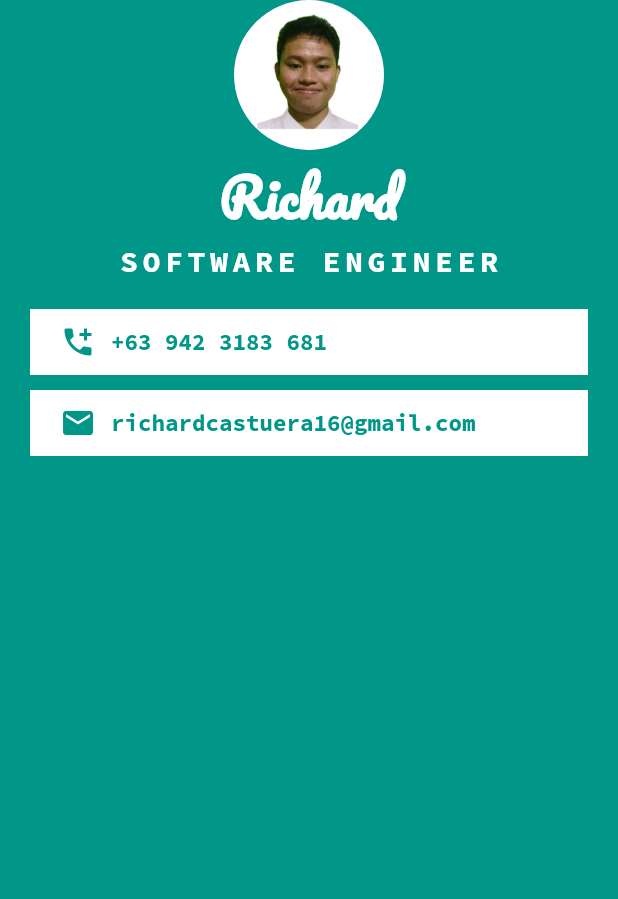
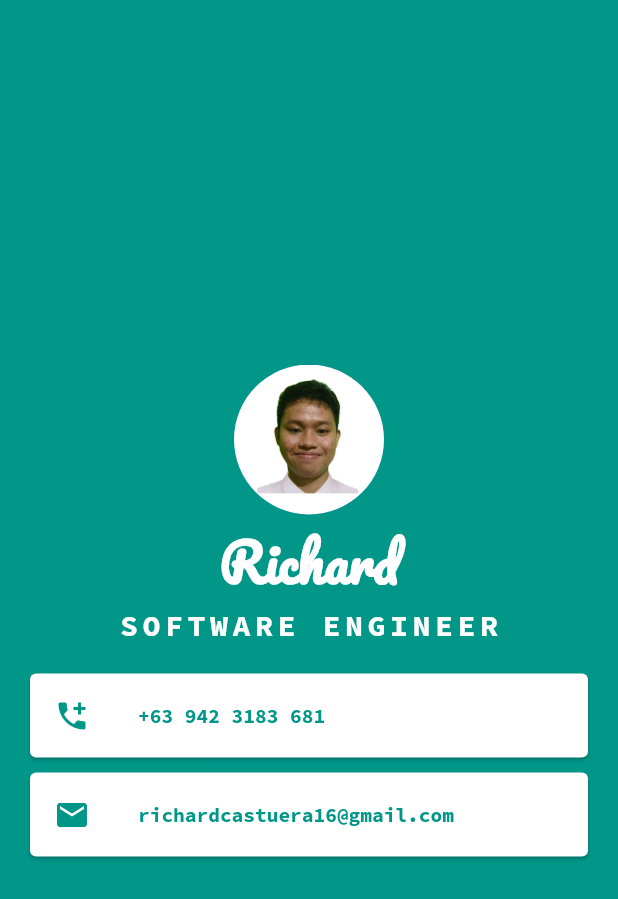
Before and after one commit to RichardCastuera/MiCard, a Flutter app: the screen it shows after launch, on a phone screen of 412 x 824 dp. Shown: the top 899 px of the screen. Run offline on Flutter 3.47's test engine with Material 2 defaults, Android fonts, the phone set to English and light mode, and no system bars.

Commit message:
feat(mi_card_app): Modified Containers into Cards

```diff
--- a/mi_card/lib/main.dart
+++ b/mi_card/lib/main.dart
@@ -9,12 +9,13 @@ class MyApp extends StatelessWidget {
 
   @override
   Widget build(BuildContext context) {
-    return MaterialApp(
+    return const MaterialApp(
       debugShowCheckedModeBanner: false,
       home: Scaffold(
         backgroundColor: Colors.teal,
         body: SafeArea(
           child: Column(
+            mainAxisAlignment: MainAxisAlignment.center,
             children: [
               CircleAvatar(
                 radius: 50.0,
@@ -37,48 +38,42 @@ class MyApp extends StatelessWidget {
                     fontWeight: FontWeight.bold,
                     letterSpacing: 3.0),
               ),
-              Container(
+              Card(
                 margin: EdgeInsets.fromLTRB(20, 20, 20, 10),
-                padding: EdgeInsets.fromLTRB(20, 10, 20, 10),
                 color: Colors.white,
-                child: const Row(
-                  children: [
-                    Icon(Icons.add_call, color: Colors.teal),
-                    SizedBox(
-                      width: 10.0,
+                child: ListTile(
+                  leading: Icon(
+                    Icons.add_call,
+                    color: Colors.teal,
                   ),
-                    Text(
+                  title: Text(
                     '+63 942 3183 681',
                     style: TextStyle(
-                        fontSize: 15.0,
+                      fontSize: 13.0,
                       color: Colors.teal,
                       fontFamily: 'SourceCodePro',
                       fontWeight: FontWeight.bold,
                     ),
-                    )
-                  ],
                   ),
                 ),
-              Container(
+              ),
+              Card(
                 margin: EdgeInsets.fromLTRB(20, 0, 20, 10),
-                padding: EdgeInsets.fromLTRB(20, 10, 20, 10),
                 color: Colors.white,
-                child: const Row(
-                  children: [
-                    Icon(Icons.email, color: Colors.teal),
-                    SizedBox(
-                      width: 10.0,
+                child: ListTile(
+                  leading: Icon(
+                    Icons.email,
+                    color: Colors.teal,
                   ),
-                    Text(
+                  title: Text(
                     'richardcastuera16@gmail.com',
                     style: TextStyle(
-                        fontSize: 15.0,
+                      fontSize: 13.0,
                       color: Colors.teal,
                       fontFamily: 'SourceCodePro',
                       fontWeight: FontWeight.bold,
                     ),
-                    )
-                  ],
+                  ),
                 ),
               ),
             ],
```
Lines whose indentation alone changed are shown as unchanged.
